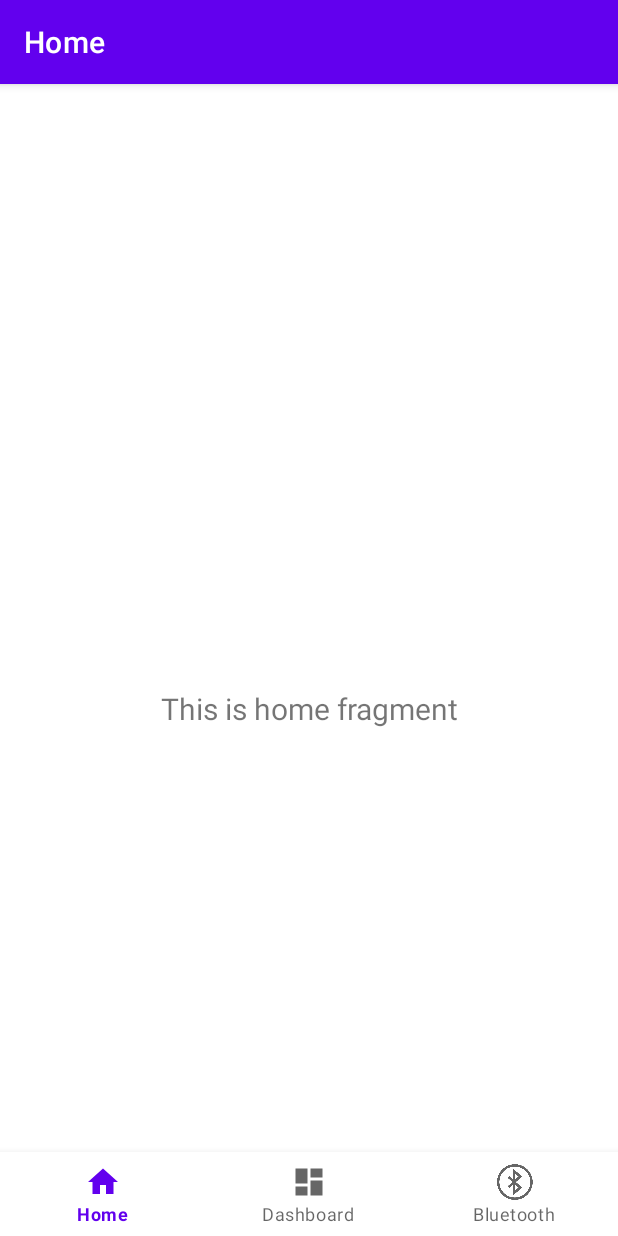
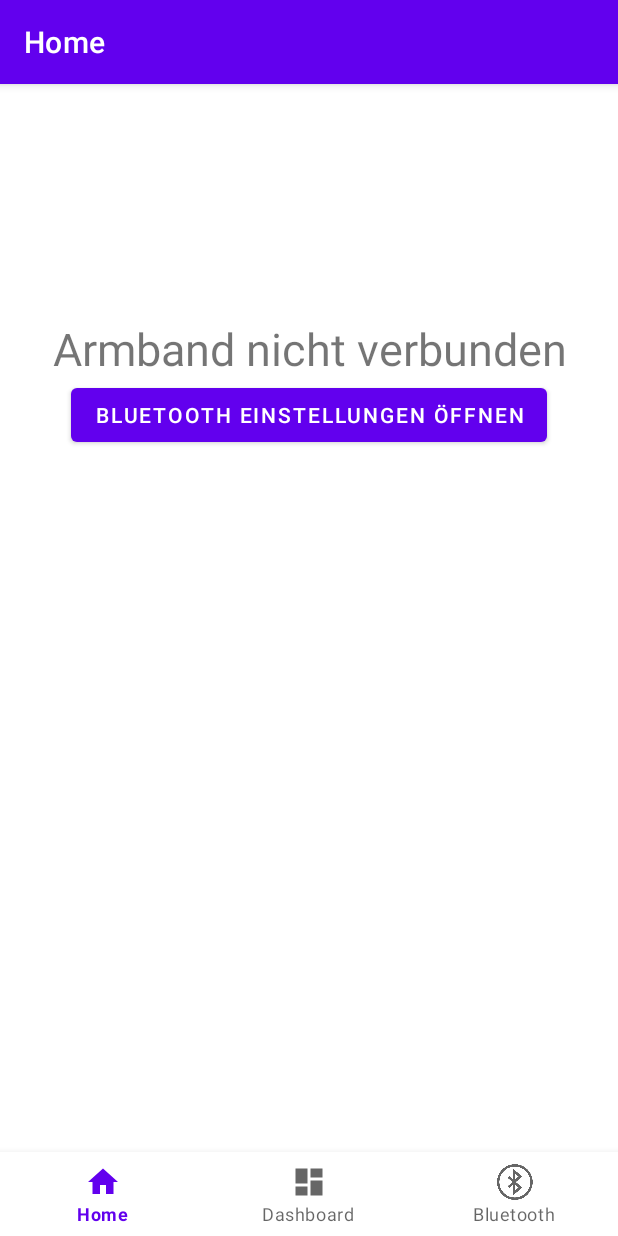
Before and after one commit to CKocher/GymBuddy, an Android app: the screen it shows after launch (MainActivity), on a phone screen of 412 x 824 dp. Run offline under Robolectric (Android 15) with nearby library versions, the phone set to English and light mode, and no system bars; our stand-ins replace EventBus, navigation-ui; 2 statements that could not run were skipped.

Commit message:
GUI für wenn keine verbindung da ist erstellt

```diff
--- /dev/null
+++ b/app/src/main/java/com/example/gymbuddy/EventBusMessages/IsConnectedRequest.java
@@ -0,0 +1,5 @@
+package com.example.gymbuddy.EventBusMessages;
+
+public class IsConnectedRequest {
+
+}
--- /dev/null
+++ b/app/src/main/java/com/example/gymbuddy/EventBusMessages/IsConnectedResponse.java
@@ -0,0 +1,12 @@
+package com.example.gymbuddy.EventBusMessages;
+
+public class IsConnectedResponse {
+
+
+    public boolean isConnected = false;
+
+    public IsConnectedResponse(boolean janein){
+        isConnected = janein;
+    }
+
+}
--- /dev/null
+++ b/app/src/main/java/com/example/gymbuddy/EventBusMessages/SwitchToBluetoothFragment.java
@@ -0,0 +1,4 @@
+package com.example.gymbuddy.EventBusMessages;
+
+public class SwitchToBluetoothFragment {
+}
--- a/app/src/main/java/com/example/gymbuddy/MainActivity.java
+++ b/app/src/main/java/com/example/gymbuddy/MainActivity.java
@@ -34,6 +34,7 @@ import androidx.constraintlayout.widget.ConstraintLayoutStates;
 import androidx.core.app.ActivityCompat;
 import androidx.core.content.res.ResourcesCompat;
 import androidx.databinding.DataBindingUtil;
+import androidx.fragment.app.FragmentManager;
 import androidx.lifecycle.Observer;
 import androidx.recyclerview.widget.LinearLayoutManager;
 import androidx.recyclerview.widget.RecyclerView;
@@ -42,8 +43,11 @@ import com.airbnb.lottie.LottieAnimationView;
 import com.example.gymbuddy.EventBusMessages.Bizeps;
 import com.example.gymbuddy.EventBusMessages.ConnectToDevice;
 import com.example.gymbuddy.EventBusMessages.Connected;
+import com.example.gymbuddy.EventBusMessages.IsConnectedRequest;
+import com.example.gymbuddy.EventBusMessages.IsConnectedResponse;
 import com.example.gymbuddy.EventBusMessages.StartScan;
 import com.example.gymbuddy.EventBusMessages.StopScan;
+import com.example.gymbuddy.EventBusMessages.SwitchToBluetoothFragment;
 import com.example.gymbuddy.adapter.DeviceModel;
 import com.example.gymbuddy.backgroundThread.AngularVelocityThread;
 import com.example.gymbuddy.common.ConnectionStates;
@@ -93,6 +97,7 @@ public class MainActivity extends AppCompatActivity implements MainActivityContr
     private BluetoothAdapter mBluetoothAdapter;
     private BluetoothLeScanner mBluetoothLeScanner;
     private BleConnectivityService mService;
+    private boolean connected = false;
 
     private ActivityMainBinding mBinding;
 
@@ -110,6 +115,8 @@ public class MainActivity extends AppCompatActivity implements MainActivityContr
     private boolean mIsLedButtonClicked = false;
     AngularVelocityThread thread = null;
     private View selectedView;
+    NavController navController;
+    BottomNavigationView navView;
 
     @Override
     protected void onCreate(Bundle savedInstanceState) {
@@ -119,13 +126,13 @@ public class MainActivity extends AppCompatActivity implements MainActivityContr
         binding = ActivityMainBinding.inflate(getLayoutInflater());
         setContentView(binding.getRoot());
         EventBus.getDefault().register(this);
-        BottomNavigationView navView = findViewById(R.id.nav_view);
+        navView = findViewById(R.id.nav_view);
         // Passing each menu ID as a set of Ids because each
         // menu should be considered as top level destinations.
         AppBarConfiguration appBarConfiguration = new AppBarConfiguration.Builder(
                 R.id.navigation_home, R.id.navigation_dashboard, R.id.navigation_notifications)
                 .build();
-        NavController navController = Navigation.findNavController(this, R.id.nav_host_fragment_activity_main);
+        navController = Navigation.findNavController(this, R.id.nav_host_fragment_activity_main);
         NavigationUI.setupActionBarWithNavController(this, navController, appBarConfiguration);
         NavigationUI.setupWithNavController(binding.navView, navController);
 
@@ -487,7 +494,7 @@ public class MainActivity extends AppCompatActivity implements MainActivityContr
         enableButtons();
         prepareDisconnectButton();
         updateAdapterConnectionState(-1);
-
+        connected = true;
 
     }
 
@@ -507,7 +514,7 @@ public class MainActivity extends AppCompatActivity implements MainActivityContr
         mBinding.tvConnectivityStatus.setTextColor(getResources().getColor(R.color.red_500));
         switchButtonText(mBinding.btnStartScanning, getResources().getString(R.string.connect));
         */
-
+        connected = false;
     }
 
     @Override
@@ -736,4 +743,21 @@ public class MainActivity extends AppCompatActivity implements MainActivityContr
         thread.start();
     };
 
+    @Subscribe(threadMode = ThreadMode.MAIN)
+    public void onEvent(SwitchToBluetoothFragment event)
+    {
+       // navController.navigate(R.id.navigation_notifications);
+        navView.setSelectedItemId(R.id.navigation_notifications);
+
+    };
+
+
+
+    @Subscribe(threadMode = ThreadMode.MAIN)
+    public void onEvent(IsConnectedRequest event)
+    {
+
+        EventBus.getDefault().post(new IsConnectedResponse(connected));
+
+    };
 }
--- a/app/src/main/java/com/example/gymbuddy/adapter/CustomizedExpandableListAdapter.java
+++ b/app/src/main/java/com/example/gymbuddy/adapter/CustomizedExpandableListAdapter.java
@@ -6,6 +6,7 @@ import android.view.LayoutInflater;
 import android.view.View;
 import android.view.ViewGroup;
 import android.widget.BaseExpandableListAdapter;
+import android.widget.ProgressBar;
 import android.widget.TextView;
 
 import com.example.gymbuddy.R;
@@ -57,7 +58,8 @@ public class CustomizedExpandableListAdapter extends BaseExpandableListAdapter {
 
         TextView exerciseProperties = (TextView) convertView.findViewById(R.id.idTVCourseRating);
         exerciseProperties.setText(String.valueOf(expandedListText.weight)+"kg x "+String.valueOf(expandedListText.reps)+ " reps x " + String.valueOf(expandedListText.sets)+ " sets");
-
+        ProgressBar progressBar = convertView.findViewById(R.id.progressBar);
+        progressBar.setProgress(expandedListText.progressPercentage);
         return convertView;
     }
 
--- a/app/src/main/java/com/example/gymbuddy/data/WorkoutExercise.java
+++ b/app/src/main/java/com/example/gymbuddy/data/WorkoutExercise.java
@@ -10,6 +10,7 @@ public class WorkoutExercise {
     public boolean done = false;
     public int finishedReps = 0;
     public DrillEnums drillEnums;
+    public int progressPercentage = 75;
 
 
     public WorkoutExercise(String uebungsname , float gewicht, int wiederholungen, int saetze){
--- a/app/src/main/java/com/example/gymbuddy/ui/dashboard/DashboardFragment.java
+++ b/app/src/main/java/com/example/gymbuddy/ui/dashboard/DashboardFragment.java
@@ -80,15 +80,12 @@ public class DashboardFragment extends Fragment {
                                         int groupPosition, int childPosition, long id) {
                 Toast.makeText(root.getContext(), expandableTitleList.get(groupPosition) + " -> " + expandableDetailList.get(expandableTitleList.get(groupPosition)).get(childPosition).name, Toast.LENGTH_SHORT).show();
 
-                int target = expandableDetailList.get(expandableTitleList.get(groupPosition)).get(childPosition).sets * expandableDetailList.get(expandableTitleList.get(groupPosition)).get(childPosition).reps;
-                int percentage = (expandableDetailList.get(expandableTitleList.get(groupPosition)).get(childPosition).finishedReps*100 / target*100);
 
-                ProgressBar progressBar = v.findViewById(R.id.progressBar);
-                progressBar.setProgress(percentage/100);
 
                 return false;
             }
         });
+
 
 
         return root;
--- a/app/src/main/java/com/example/gymbuddy/ui/home/HomeFragment.java
+++ b/app/src/main/java/com/example/gymbuddy/ui/home/HomeFragment.java
@@ -4,7 +4,8 @@ import android.os.Bundle;
 import android.view.LayoutInflater;
 import android.view.View;
 import android.view.ViewGroup;
-import android.widget.TextView;
+import android.widget.Button;
+import android.widget.LinearLayout;
 
 import androidx.annotation.NonNull;
 import androidx.annotation.Nullable;
@@ -12,29 +13,43 @@ import androidx.fragment.app.Fragment;
 import androidx.lifecycle.Observer;
 import androidx.lifecycle.ViewModelProvider;
 
+import com.example.gymbuddy.EventBusMessages.IsConnectedRequest;
+import com.example.gymbuddy.EventBusMessages.IsConnectedResponse;
+import com.example.gymbuddy.EventBusMessages.SwitchToBluetoothFragment;
 import com.example.gymbuddy.R;
 import com.example.gymbuddy.databinding.FragmentHomeBinding;
+
+import org.greenrobot.eventbus.EventBus;
+import org.greenrobot.eventbus.Subscribe;
+import org.greenrobot.eventbus.ThreadMode;
+
 
 public class HomeFragment extends Fragment {
 
     private HomeViewModel homeViewModel;
     private FragmentHomeBinding binding;
+    View rootMember;
+    EventBus event = null;
 
-    public View onCreateView(@NonNull LayoutInflater inflater,
-                             ViewGroup container, Bundle savedInstanceState) {
-        homeViewModel =
-                new ViewModelProvider(this).get(HomeViewModel.class);
+    public View onCreateView(@NonNull LayoutInflater inflater, ViewGroup container, Bundle savedInstanceState) {
+        homeViewModel = new ViewModelProvider(this).get(HomeViewModel.class);
 
         binding = FragmentHomeBinding.inflate(inflater, container, false);
         View root = binding.getRoot();
 
-        final TextView textView = binding.textHome;
-        homeViewModel.getText().observe(getViewLifecycleOwner(), new Observer<String>() {
+            EventBus.getDefault().register(this);
+
+
+
+        Button button = root.findViewById(R.id.switch_to_bluetooth);
+        button.setOnClickListener(new View.OnClickListener() {
             @Override
-            public void onChanged(@Nullable String s) {
-                textView.setText(s);
+            public void onClick(View v) {
+                EventBus.getDefault().post(new SwitchToBluetoothFragment());
             }
         });
+
+        rootMember = root;
         return root;
     }
 
@@ -42,5 +57,21 @@ public class HomeFragment extends Fragment {
     public void onDestroyView() {
         super.onDestroyView();
         binding = null;
+        EventBus.getDefault().unregister(this);
+    }
+
+    @Subscribe(threadMode = ThreadMode.MAIN)
+    public void onEvent(IsConnectedResponse event)
+    {
+        if (event.isConnected){
+            rootMember.findViewById(R.id.disconnectedLayout).setVisibility(View.GONE);
+        }
+
+    };
+
+    @Override
+    public void onResume(){
+        super.onResume();
+        EventBus.getDefault().post(new IsConnectedRequest());
     }
 }
--- a/app/src/main/res/layout/fragment_home.xml
+++ b/app/src/main/res/layout/fragment_home.xml
@@ -1,22 +1,27 @@
 <?xml version="1.0" encoding="utf-8"?>
-<androidx.constraintlayout.widget.ConstraintLayout xmlns:android="http://schemas.android.com/apk/res/android"
+<LinearLayout xmlns:android="http://schemas.android.com/apk/res/android"
     xmlns:app="http://schemas.android.com/apk/res-auto"
     xmlns:tools="http://schemas.android.com/tools"
+    android:id="@+id/disconnectedLayout"
     android:layout_width="match_parent"
     android:layout_height="match_parent"
+    android:orientation="vertical"
     tools:context=".ui.home.HomeFragment">
 
+
     <TextView
-        android:id="@+id/text_home"
+        android:id="@+id/textView5"
         android:layout_width="match_parent"
         android:layout_height="wrap_content"
-        android:layout_marginStart="8dp"
-        android:layout_marginTop="8dp"
-        android:layout_marginEnd="8dp"
+        android:layout_marginTop="100dp"
+        android:text="Armband nicht verbunden"
         android:textAlignment="center"
-        android:textSize="20sp"
-        app:layout_constraintBottom_toBottomOf="parent"
-        app:layout_constraintEnd_toEndOf="parent"
-        app:layout_constraintStart_toStartOf="parent"
-        app:layout_constraintTop_toTopOf="parent" />
-</androidx.constraintlayout.widget.ConstraintLayout>
+        android:textSize="30dp" />
+
+    <Button
+        android:id="@+id/switch_to_bluetooth"
+        android:layout_width="wrap_content"
+        android:layout_height="wrap_content"
+        android:layout_gravity="center"
+        android:text="Bluetooth Einstellungen öffnen" />
+</LinearLayout>
```
